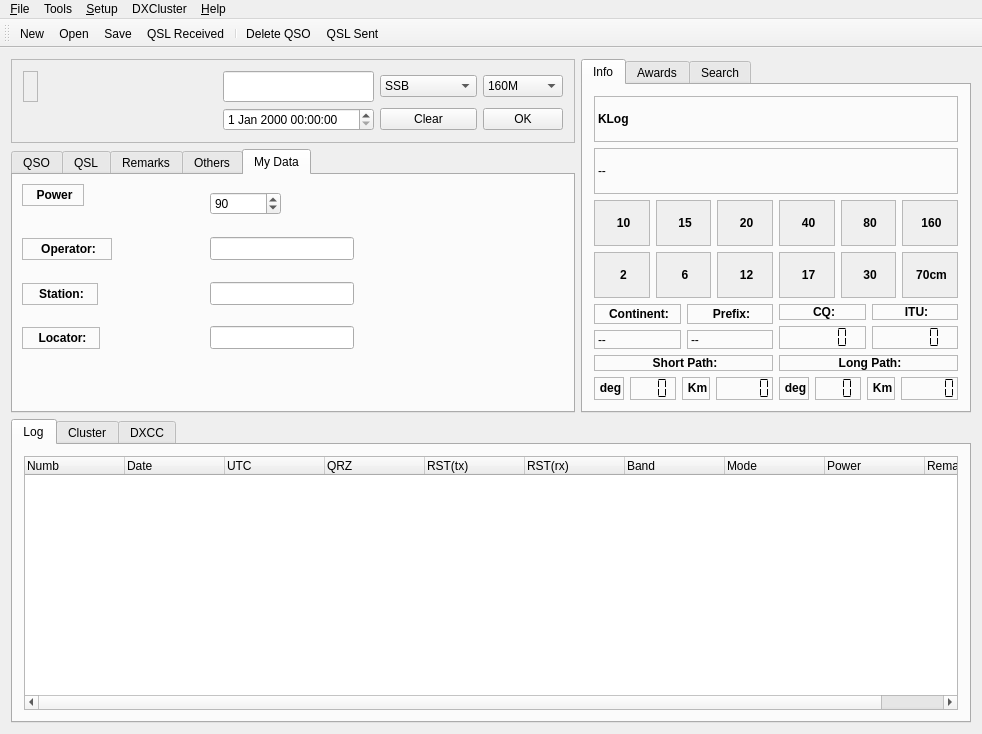
Before: the Qt Designer form src/klog.ui in dbasden/klog, drawn with Qt 5.
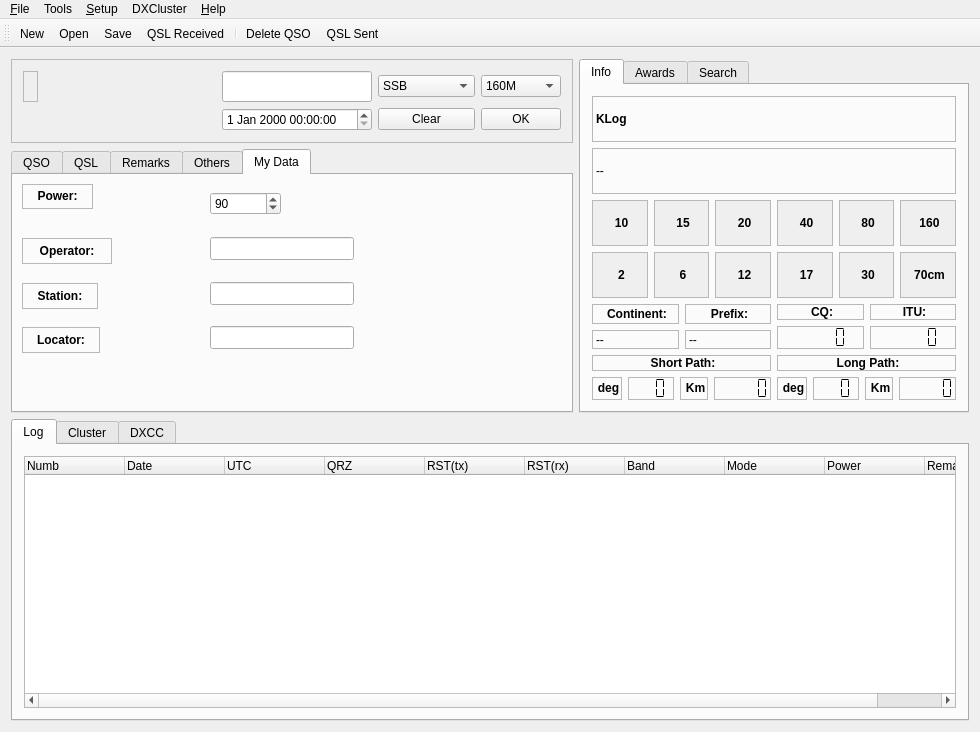
After: the same form once the commit is applied. The open tabs and pages were chosen to show the change. Icons and pictures are not drawn.

```diff
--- a/src/klog.ui
+++ b/src/klog.ui
@@ -10,8 +10,8 @@
    <rect>
     <x>0</x>
     <y>0</y>
-    <width>982</width>
-    <height>734</height>
+    <width>980</width>
+    <height>732</height>
    </rect>
   </property>
   <property name="sizePolicy">
@@ -2180,7 +2180,7 @@
             <x>9</x>
             <y>152</y>
             <width>78</width>
-            <height>22</height>
+            <height>26</height>
            </rect>
           </property>
           <property name="sizePolicy">
@@ -2195,6 +2195,9 @@
           <property name="text">
            <string>&lt;p align=&quot;center&quot;&gt;&lt;b&gt;Locator:&lt;/b&gt;&lt;/p&gt;</string>
           </property>
+          <property name="alignment">
+           <set>Qt::AlignCenter</set>
+          </property>
           <property name="wordWrap">
            <bool>false</bool>
           </property>
@@ -2204,8 +2207,8 @@
            <rect>
             <x>9</x>
             <y>9</y>
-            <width>62</width>
-            <height>22</height>
+            <width>71</width>
+            <height>25</height>
            </rect>
           </property>
           <property name="frameShape">
@@ -2215,7 +2218,14 @@
            <enum>QFrame::Raised</enum>
           </property>
           <property name="text">
-           <string>&lt;p align=&quot;center&quot;&gt;&lt;b&gt;Power&lt;/b&gt;&lt;/p&gt;</string>
+           <string>&lt;!DOCTYPE HTML PUBLIC &quot;-//W3C//DTD HTML 4.0//EN&quot; &quot;http://www.w3.org/TR/REC-html40/strict.dtd&quot;&gt;
+&lt;html&gt;&lt;head&gt;&lt;meta name=&quot;qrichtext&quot; content=&quot;1&quot; /&gt;&lt;style type=&quot;text/css&quot;&gt;
+p, li { white-space: pre-wrap; }
+&lt;/style&gt;&lt;/head&gt;&lt;body style=&quot; font-family:'Nimbus Sans L'; font-size:9pt; font-weight:400; font-style:normal;&quot;&gt;
+&lt;p align=&quot;center&quot; style=&quot; margin-top:12px; margin-bottom:12px; margin-left:0px; margin-right:0px; -qt-block-indent:0; text-indent:0px;&quot;&gt;&lt;span style=&quot; font-weight:600;&quot;&gt;Power:&lt;/span&gt;&lt;/p&gt;&lt;/body&gt;&lt;/html&gt;</string>
+          </property>
+          <property name="alignment">
+           <set>Qt::AlignCenter</set>
           </property>
           <property name="wordWrap">
            <bool>false</bool>
@@ -2306,7 +2316,7 @@
             <x>9</x>
             <y>63</y>
             <width>90</width>
-            <height>22</height>
+            <height>26</height>
            </rect>
           </property>
           <property name="sizePolicy">
@@ -2324,6 +2334,9 @@
           <property name="text">
            <string>&lt;p align=&quot;center&quot;&gt;&lt;b&gt;Operator:&lt;/b&gt;&lt;/p&gt;</string>
           </property>
+          <property name="alignment">
+           <set>Qt::AlignCenter</set>
+          </property>
           <property name="wordWrap">
            <bool>false</bool>
           </property>
@@ -2334,7 +2347,7 @@
             <x>9</x>
             <y>108</y>
             <width>76</width>
-            <height>22</height>
+            <height>26</height>
            </rect>
           </property>
           <property name="sizePolicy">
@@ -2359,7 +2372,7 @@
            <string>&lt;p align=&quot;center&quot;&gt;&lt;b&gt;Station:&lt;/b&gt;&lt;/p&gt;</string>
           </property>
           <property name="alignment">
-           <set>Qt::AlignVCenter</set>
+           <set>Qt::AlignCenter</set>
           </property>
           <property name="wordWrap">
            <bool>false</bool>
@@ -2398,8 +2411,8 @@
     <rect>
      <x>0</x>
      <y>0</y>
-     <width>982</width>
-     <height>23</height>
+     <width>980</width>
+     <height>32</height>
     </rect>
    </property>
    <property name="defaultUp">
```
Left out of the diff: 3 changed lines with no effect on the pictures.
